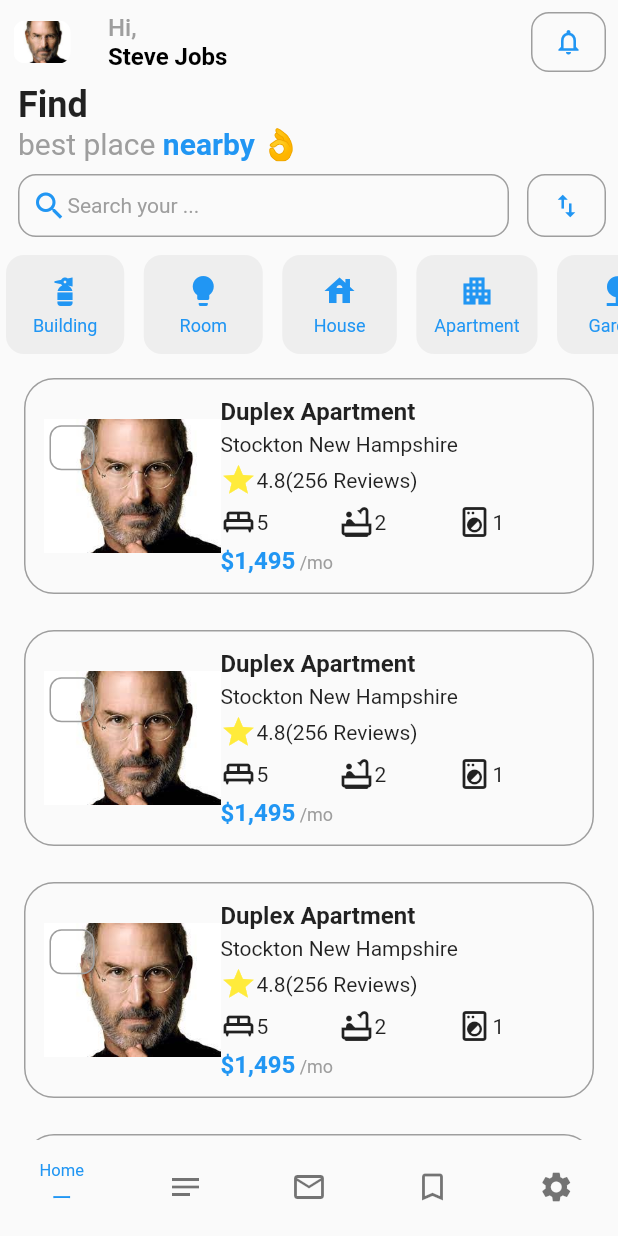
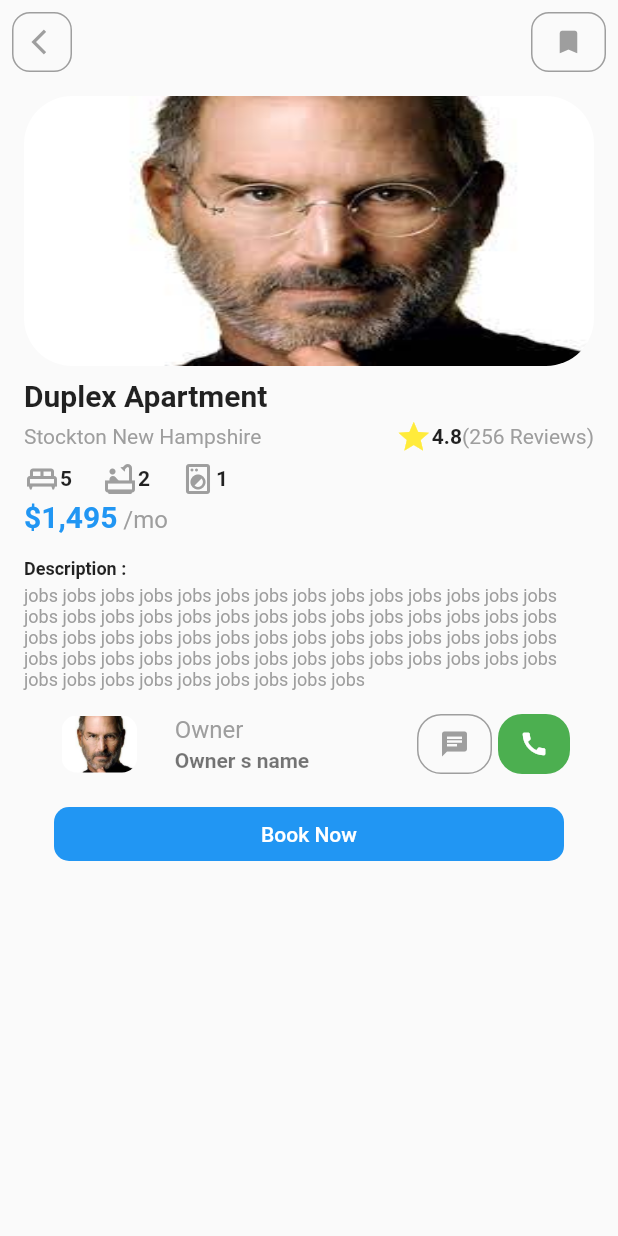
Before and after one commit to RYgithub1/reservecom, a Flutter app: the screen it shows after launch, after a tap on "Duplex Apartment", on a phone screen of 412 x 824 dp. Run offline on Flutter 3.47's test engine with Material 2 defaults, Android fonts, the phone set to English and light mode, and no system bars; our stand-ins replace modal_bottom_sheet.

Commit message:
Make property screen

```diff
--- a/lib/view/dashboard/component/property_tile.dart
+++ b/lib/view/dashboard/component/property_tile.dart
@@ -1,4 +1,6 @@
 import 'package:flutter/material.dart';
+
+import '../../property/property_screen.dart';
 
 
 class PropertyTile extends StatelessWidget {
@@ -18,7 +20,11 @@ class PropertyTile extends StatelessWidget {
       ),
       child: InkWell(
         // onTap: () => onArticleClick(article),
-        onTap: () => {},
+        onTap: () {
+          Navigator.push(context, MaterialPageRoute(
+            builder: (BuildContext context) => PropertyScreen(),
+          ));
+        },
         child: Row(
           children: <Widget>[
             Expanded(
@@ -114,7 +120,8 @@ class PropertyTileRight extends StatelessWidget {
           // style: textTheme.bodyText1.copyWith(
           //   fontFamily: RegularFont,
           // ),
-          'Stockton New Hampshire'
+          'Stockton New Hampshire',
+          style: TextStyle(color: Colors.grey),
         ),
         SizedBox(height: 4),
         Row(
@@ -122,8 +129,14 @@ class PropertyTileRight extends StatelessWidget {
             Row(
                 children: <Widget>[
                   Icon(Icons.star, color: Colors.yellow),
-                  Text('4.8'),
-                  Text('(256 Reviews)'),
+                  Text(
+                    '4.8',
+                    style: TextStyle(fontWeight: FontWeight.bold),
+                  ),
+                  Text(
+                    '(256 Reviews)',
+                    style: TextStyle(color: Colors.grey),
+                  ),
                 ],
               ),
           ],
@@ -135,8 +148,11 @@ class PropertyTileRight extends StatelessWidget {
               flex: 1,
               child: Row(
                 children: <Widget>[
-                  Icon(Icons.king_bed_outlined),
-                  Text('5'),
+                  Icon(Icons.king_bed_outlined, color: Colors.grey),
+                  Text(
+                    '5',
+                    style: TextStyle(fontWeight: FontWeight.bold),
+                  ),
                 ],
               ),
             ),
@@ -144,8 +160,11 @@ class PropertyTileRight extends StatelessWidget {
               flex: 1,
               child: Row(
                 children: <Widget>[
-                  Icon(Icons.bathtub_outlined),
-                  Text('2'),
+                  Icon(Icons.bathtub_outlined, color: Colors.grey),
+                  Text(
+                    '2',
+                    style: TextStyle(fontWeight: FontWeight.bold),
+                  ),
                 ],
               ),
             ),
@@ -153,8 +172,11 @@ class PropertyTileRight extends StatelessWidget {
               flex: 1,
               child: Row(
                 children: <Widget>[
-                  Icon(Icons.local_laundry_service_outlined),
-                  Text('1'),
+                  Icon(Icons.local_laundry_service_outlined, color: Colors.grey),
+                  Text(
+                    '1',
+                    style: TextStyle(fontWeight: FontWeight.bold),
+                  ),
                 ],
               ),
             ),
--- a/lib/view/dashboard/component/search_bottom_sheet.dart
+++ b/lib/view/dashboard/component/search_bottom_sheet.dart
@@ -261,7 +261,7 @@ class _SearchBottomSheetState extends State<SearchBottomSheet> {
 
           SizedBox(height: 20),
           Padding(
-            padding: const EdgeInsets.symmetric(horizontal: 40),
+            padding: const EdgeInsets.symmetric(horizontal: 20),
             child: Container(
               width: double.infinity,
               child: FlatButton(
--- a/lib/view/property/property_screen.dart
+++ b/lib/view/property/property_screen.dart
@@ -0,0 +1,284 @@
+import 'package:flutter/material.dart';
+
+class PropertyScreen extends StatelessWidget {
+  // const PropertyScreen({Key key}) : super(key: key);
+  @override
+  Widget build(BuildContext context) {
+    return SafeArea(
+      child: Scaffold(
+        appBar: AppBar(
+          leading: Container(
+            margin: const EdgeInsets.all(8),
+            decoration: BoxDecoration(
+              border: Border.all(color: Colors.grey),
+              borderRadius: BorderRadius.circular(12),
+            ),
+            child: Padding(
+              padding: const EdgeInsets.only(left: 4),
+              child: IconButton(
+                icon: Icon(
+                  Icons.arrow_back_ios,
+                  size: 20,
+                ),
+                color: Colors.grey,
+                onPressed: () {
+                  Navigator.of(context).pop();
+                },
+              ),
+            ),
+          ),
+          actions: <Widget>[
+            Container(
+              margin: const EdgeInsets.all(8),
+              decoration: BoxDecoration(
+                border: Border.all(color: Colors.grey),
+                borderRadius: BorderRadius.circular(12),
+              ),
+              child: IconButton(
+                icon: Icon(
+                  Icons.bookmark,
+                  size: 20,
+                ),
+                color: Colors.grey,
+                onPressed: () {
+                  print('comm: Bookmarked');
+                },
+              ),
+            ),
+          ],
+          backgroundColor: Colors.transparent,
+          brightness: Brightness.light,
+          elevation: 0,
+        ),
+
+        body: SingleChildScrollView(
+          child: Padding(
+            padding: const EdgeInsets.symmetric(vertical: 8, horizontal: 16),
+            child: Column(
+              children: <Widget>[
+                Container(
+                  width: double.infinity,
+                  height: 180,
+                  child: ClipRRect(
+                      borderRadius: BorderRadius.circular(32),
+                      child: Image.asset(
+                        'assets/images/stevejobs.jpeg',
+                        fit: BoxFit.fill,
+                      ),
+                    ),
+                ),
+
+                Container(
+                  padding: EdgeInsets.only(top: 8, bottom: 2),
+                  alignment: Alignment.centerLeft,
+                  child: Text(
+                    'Duplex Apartment',
+                    style: TextStyle(fontSize: 20, fontWeight: FontWeight.bold),
+                  ),
+                ),
+
+                Padding(
+                  padding: EdgeInsets.symmetric(vertical: 2),
+                  child: Row(
+                    mainAxisAlignment: MainAxisAlignment.spaceBetween,
+                    children: <Widget>[
+                      Text(
+                        'Stockton New Hampshire',
+                        style: TextStyle(color: Colors.grey),
+                      ),
+                      Row(
+                        children: <Widget>[
+                          Row(
+                            children: <Widget>[
+                              Icon(Icons.star, color: Colors.yellow),
+                              Text(
+                                '4.8',
+                                style: TextStyle(fontWeight: FontWeight.bold),
+                              ),
+                              Text(
+                                '(256 Reviews)',
+                                style: TextStyle(color: Colors.grey),
+                              ),
+                            ],
+                          ),
+                        ],
+                      ),
+                    ],
+                  ),
+                ),
+
+                Padding(
+                  padding: EdgeInsets.symmetric(vertical: 2),
+                  child: Row(
+                    mainAxisAlignment: MainAxisAlignment.start,
+                    children: <Widget>[
+                      Row(
+                        children: <Widget>[
+                          Icon(Icons.king_bed_outlined, color: Colors.grey),
+                          Text(
+                            '5',
+                            style: TextStyle(fontWeight: FontWeight.bold),
+                          ),
+                        ],
+                      ),
+                      SizedBox(width: 20),
+                      Row(
+                        children: <Widget>[
+                          Icon(Icons.bathtub_outlined, color: Colors.grey),
+                          Text(
+                            '2',
+                            style: TextStyle(fontWeight: FontWeight.bold),
+                          ),
+                        ],
+                      ),
+                      SizedBox(width: 20),
+                      Row(
+                        children: <Widget>[
+                          Icon(Icons.local_laundry_service_outlined, color: Colors.grey),
+                          Text(
+                            '1',
+                            style: TextStyle(fontWeight: FontWeight.bold),
+                          ),
+                        ],
+                      ),
+                    ],
+                  ),
+                ),
+
+                Container(
+                  alignment: Alignment.centerLeft,
+                  child: RichText(
+                    text: TextSpan(
+                      style: TextStyle(color: Colors.grey, fontSize: 20),
+                      children: <TextSpan>[
+                        TextSpan(
+                          text: '\$1,495',
+                          style: TextStyle(fontSize: 20, color: Colors.blue, fontWeight: FontWeight.bold),
+                        ),
+                        TextSpan(
+                          text: ' /mo',
+                          style: TextStyle(fontSize: 16),
+                        ),
+                      ],
+                    ),
+                  ),
+                ),
+
+                Padding(
+                  padding: const EdgeInsets.only(top: 16, bottom: 4),
+                  child: Container(
+                    alignment: Alignment.centerLeft,
+                    child: Text(
+                      'Description :',
+                      style: TextStyle(fontSize: 12, fontWeight: FontWeight.bold),
+                    ),
+                  ),
+                ),
+
+                Container(
+                  alignment: Alignment.centerLeft,
+                  child: Text(
+                    'jobs jobs jobs jobs jobs jobs jobs jobs jobs jobs jobs jobs jobs jobs jobs jobs jobs jobs jobs jobs jobs jobs jobs jobs jobs jobs jobs jobs jobs jobs jobs jobs jobs jobs jobs jobs jobs jobs jobs jobs jobs jobs jobs jobs jobs jobs jobs jobs jobs jobs jobs jobs jobs jobs jobs jobs jobs jobs jobs jobs jobs jobs jobs jobs jobs ',
+                    style: TextStyle(fontSize: 12, color: Colors.grey),
+                  ),
+                ),
+
+                ListTile(
+                  leading: Container(
+                    margin: const EdgeInsets.all(8),
+                    decoration: BoxDecoration(
+                      border: Border.all(color: Colors.transparent),
+                      borderRadius: BorderRadius.circular(12),
+                    ),
+                    child: FittedBox(
+                      child: ClipRRect(
+                        borderRadius: BorderRadius.circular(52),
+                        child: Image.asset(
+                          'assets/images/stevejobs.jpeg',
+                          fit: BoxFit.fill,
+                        ),
+                      ),
+                    ),
+                  ),
+                  title: Text(
+                    'Owner',
+                    style: TextStyle(color: Colors.grey),
+                  ),
+                  subtitle: Text(
+                    'Owner s name',
+                    style: TextStyle(fontWeight: FontWeight.bold),
+                  ),
+                  trailing: Row(
+                    mainAxisSize: MainAxisSize.min,
+                    children: <Widget>[
+                      Container(
+                        margin: const EdgeInsets.only(top: 8, right: 4, bottom: 8),
+                        padding: const EdgeInsets.all(0),
+                        decoration: BoxDecoration(
+                          border: Border.all(color: Colors.grey),
+                          borderRadius: BorderRadius.circular(16),
+                        ),
+                        child: IconButton(
+                          icon: Icon(
+                            Icons.chat,
+                            size: 20,
+                          ),
+                          color: Colors.grey,
+                          onPressed: () {
+                            print('comm: Chat with Owner');
+                          },
+                        ),
+                      ),
+                      Container(
+                        margin: const EdgeInsets.only(top: 8, bottom: 8),
+                        padding: const EdgeInsets.all(0),
+                        decoration: BoxDecoration(
+                          borderRadius: BorderRadius.circular(16),
+                          color: Colors.green,
+                        ),
+                        child: IconButton(
+                          icon: Icon(
+                            Icons.call,
+                            size: 20,
+                          ),
+                          color: Colors.white,
+                          onPressed: () {
+                            print('comm: Call to Owner');
+                          },
+                        ),
+                      ),
+                    ],
+                  ),
+                  onTap: () {
+                    print('comm: Owner\'s infomation');
+                  },
+                ),
+
+                Padding(
+                  padding: const EdgeInsets.symmetric(horizontal: 20),
+                  child: Container(
+                    width: double.infinity,
+                    child: FlatButton(
+                      child: Text(
+                        'Book Now',
+                        style: TextStyle(color: Colors.white),
+                      ),
+                      onPressed: () {
+
+                      },
+                      color: Colors.blue,
+                      shape: RoundedRectangleBorder(
+                        borderRadius: BorderRadius.circular(10),
+                      ),
+                    ),
+                  ),
+                ),
+                SizedBox(height: 20),
+              ],
+            ),
+          ),
+        ),
+      ),
+    );
+  }
+}
```
